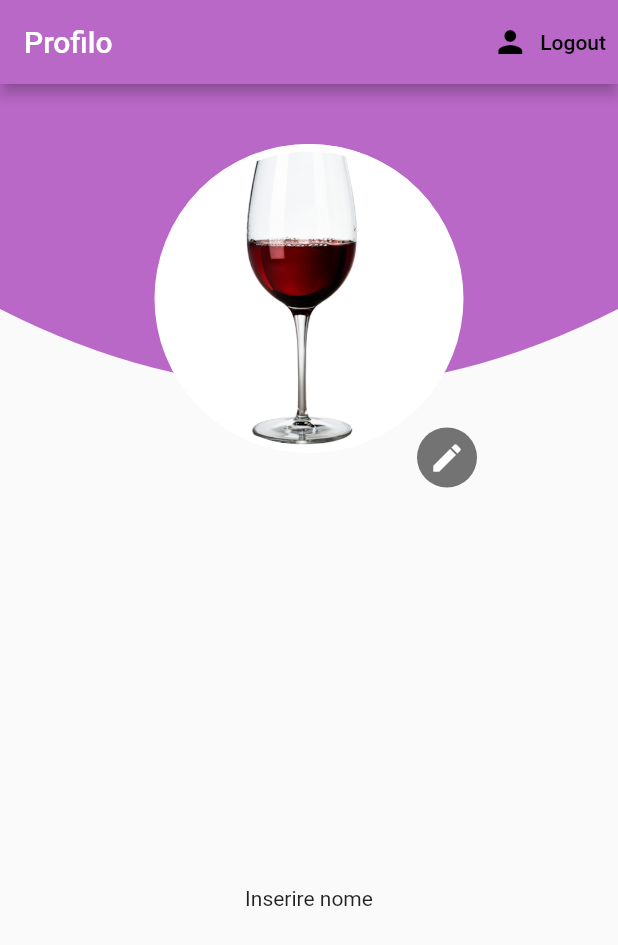
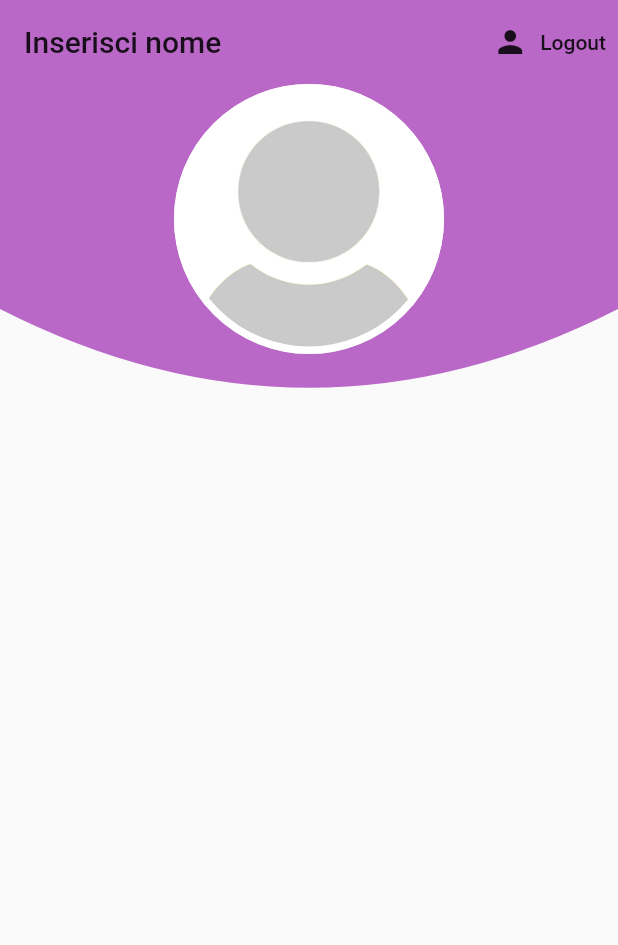
Before and after one commit to rafaelventura204/nightclub_app, a Flutter app: the MyProfilePage screen opened directly, on a phone screen of 412 x 824 dp. Shown: the top 945 px of the screen. Run offline on Flutter 3.47's test engine with Material 2 defaults, Android fonts, the light colour scheme and no system bars; our stand-ins replace cloud_firestore, firebase_auth, firebase_core, flutter_icons, flutter_screenutil, geolocator and 3 more; missing offline and left inert: flutter_polyline_points; accounts and stored records are empty.

Commit message:
Inzio a sistemare profilo

```diff
--- a/assets/data.json
+++ b/assets/data.json
@@ -1,4 +1,28 @@
 [
+    {
+        "placeImage" : "assets/images/profiloProva.png",
+        "placeName" : "Santeria Social Club",
+        "placeItems" : ["Birreria","Enoteca","Divertimento"],
+        "minOrder" : 20
+    },
+    {
+        "placeImage" : "assets/images/profiloProva.png",
+        "placeName" : "The CLub",
+        "placeItems" : ["Birreria","Enoteca","Divertimento"],
+        "minOrder" : 20
+    },
+    {
+        "placeImage" : "assets/images/profiloProva.png",
+        "placeName" : "Amaranta",
+        "placeItems" : ["Birreria","Enoteca","Divertimento"],
+        "minOrder" : 20
+    },
+    {
+        "placeImage" : "assets/images/profiloProva.png",
+        "placeName" : "Old Fashion",
+        "placeItems" : ["Birreria","Enoteca","Divertimento"],
+        "minOrder" : 20
+    },
     {
         "placeImage" : "assets/images/profiloProva.png",
         "placeName" : "Santeria Social Club",
--- a/lib/main.dart
+++ b/lib/main.dart
@@ -19,6 +19,7 @@ class MyApp extends StatelessWidget {
       value: AuthService().user,
       initialData: null,
       child: MaterialApp(
+        debugShowCheckedModeBanner: false,
         home: Wrapper(),
       ),
     );
--- a/lib/screens/profilo.dart
+++ b/lib/screens/profilo.dart
@@ -9,6 +9,7 @@ class MyProfile extends StatelessWidget {
   Widget build(BuildContext context) {
     return MaterialApp(
       title: 'Locali Intrattenimento',
+      debugShowCheckedModeBanner: false,
       home: MyProfilePage(title: 'Profilo'),
     );
   }
@@ -59,7 +60,11 @@ class _MyProfilePageState extends State<MyProfilePage> {
   Widget build(BuildContext context) {
     return Scaffold(
       appBar: AppBar(
-        title: Text('Profilo'),
+        title: Text(
+          "Inserisci nome",
+          style: TextStyle(color: Colors.black87),
+        ),
+        elevation: 0.0,
         backgroundColor: Colors.purple[300],
         actions: <Widget>[
           TextButton.icon(
@@ -68,76 +73,41 @@ class _MyProfilePageState extends State<MyProfilePage> {
             },
             icon: Icon(
               Icons.person,
-              color: Color(0XFF000000),
+              color: Colors.black87,
             ),
             label: Text(
               'Logout',
-              style: TextStyle(color: Color(0XFF000000)),
+              style: TextStyle(color: Colors.black87),
             ),
           )
         ],
       ),
-      body: Stack(
-        alignment: Alignment.center,
-        children: [
-          Column(
-            mainAxisAlignment: MainAxisAlignment.end,
-            children: [
-              Container(
-                height: 450,
-                width: double.infinity,
-                margin: EdgeInsets.symmetric(horizontal: 10),
-                child: Column(
-                  mainAxisAlignment: MainAxisAlignment.spaceEvenly,
-                  children: [
-                    Text('Inserire nome'),
-                  ],
+      body: Container(
+        height: MediaQuery.of(context).size.height,
+        width: MediaQuery.of(context).size.width,
+        child: SafeArea(
+          child: SingleChildScrollView(
+            child: Column(
+              mainAxisAlignment: MainAxisAlignment.spaceBetween,
+              children: <Widget>[
+                CustomPaint(
+                  child: Container(
+                    height: 180,
+                    decoration: BoxDecoration(
+                        color: Colors.white,
+                        border: Border.all(color: Colors.white, width: 5.0),
+                        shape: BoxShape.circle,
+                        image: DecorationImage(
+                            image: AssetImage(
+                                'assets/images/profiloDefault.jpg'))),
+                  ),
+                  painter: HeaderCurvedContainer(),
                 ),
-              ),
-            ],
+                SizedBox(height: 10.0),
+              ],
+            ),
           ),
-          CustomPaint(
-            child: Container(
-              width: MediaQuery.of(context).size.width,
-              height: MediaQuery.of(context).size.height,
-            ),
-            painter: HeaderCurvedContainer(),
-          ),
-          Column(
-            crossAxisAlignment: CrossAxisAlignment.center,
-            children: [
-              Padding(
-                padding: EdgeInsets.all(20),
-              ),
-              Container(
-                padding: EdgeInsets.all(10.0),
-                width: MediaQuery.of(context).size.width / 2,
-                height: MediaQuery.of(context).size.width / 2,
-                decoration: BoxDecoration(
-                    border: Border.all(color: Colors.white, width: 5),
-                    shape: BoxShape.circle,
-                    color: Colors.white,
-                    image: DecorationImage(
-                        image: AssetImage('assets/images/profiloProva.png'))),
-              )
-            ],
-          ),
-          Padding(
-            padding: EdgeInsets.only(bottom: 270, left: 184),
-            child: CircleAvatar(
-              backgroundColor: Colors.black54,
-              child: IconButton(
-                icon: Icon(
-                  Icons.edit,
-                  color: Colors.white,
-                ),
-                onPressed: () {
-                  _getFromGallery();
-                },
-              ),
-            ),
-          )
-        ],
+        ),
       ),
     );
   }
--- a/pubspec.yaml
+++ b/pubspec.yaml
@@ -40,6 +40,7 @@ dependencies:
   google_fonts: ^2.0.0
   flutter_icons: ^1.1.0
   material_design_icons_flutter:
+  filter_list: ^0.0.8
 
 
 dev_dependencies:
@@ -63,6 +64,7 @@ flutter:
   assets:
     - assets/images/profiloProva.png
     - assets/images/provaNavi2.png
+    - assets/images/profiloDefault.jpg
     - assets/data.json
 
   #   - images/a_dot_ham.jpeg
```
Also changed, not shown: assets/images/profiloDefault.jpg (added), flutter_01.png (added), pubspec.lock.
